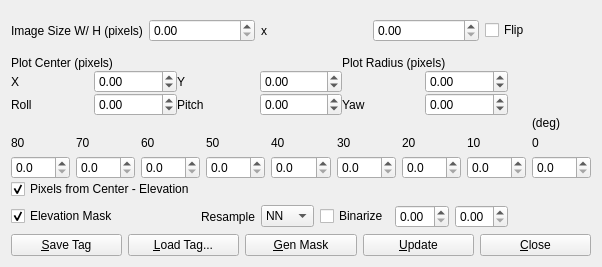
Above: app/rtkplot_qt/skydlg.ui from tomojitakasu/RTKLIB before the change. Below: the same form after it.
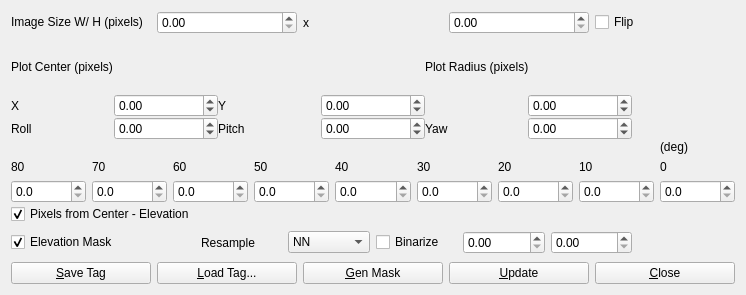
That is the form after the change.

Diff of the .ui file:
```diff
--- a/app/rtkplot_qt/skydlg.ui
+++ b/app/rtkplot_qt/skydlg.ui
@@ -6,8 +6,8 @@
    <rect>
     <x>0</x>
     <y>0</y>
-    <width>602</width>
-    <height>267</height>
+    <width>746</width>
+    <height>295</height>
    </rect>
   </property>
   <property name="windowTitle">
@@ -22,6 +22,12 @@
      <property name="enabled">
       <bool>true</bool>
      </property>
+     <property name="sizePolicy">
+      <sizepolicy hsizetype="Preferred" vsizetype="Fixed">
+       <horstretch>0</horstretch>
+       <verstretch>0</verstretch>
+      </sizepolicy>
+     </property>
      <property name="toolTip">
       <string/>
      </property>
@@ -46,6 +52,12 @@
         <property name="enabled">
          <bool>true</bool>
         </property>
+        <property name="sizePolicy">
+         <sizepolicy hsizetype="Preferred" vsizetype="Fixed">
+          <horstretch>0</horstretch>
+          <verstretch>0</verstretch>
+         </sizepolicy>
+        </property>
         <property name="toolTip">
          <string/>
         </property>
```
